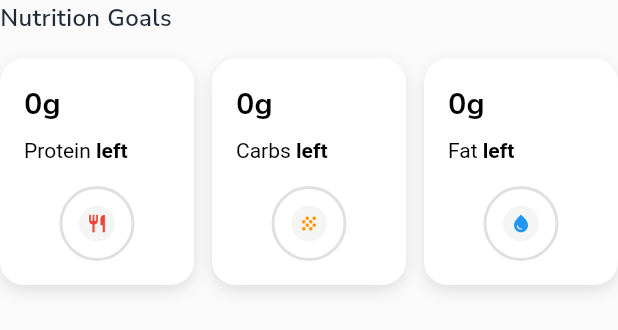
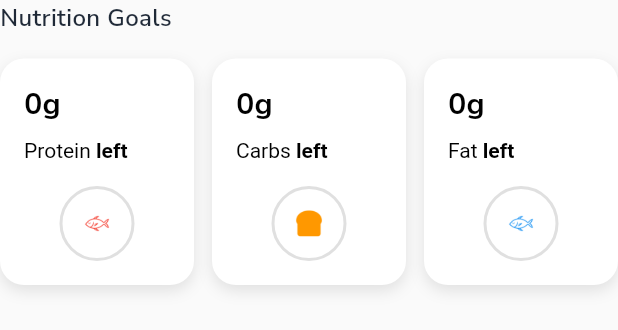
Before and after one commit to mahmoudal99/moctarnutrition, a Flutter app: the NutritionGoalsCard widget shown alone on an empty page, opened directly with empty values, on a phone screen of 412 x 824 dp. Shown: the top 330 px of the screen. Run offline on Flutter 3.47's test engine with Material 3 defaults, Android fonts, the phone set to English and light mode, and no system bars; our stand-ins replace auth_buttons, cached_network_image, cloud_firestore, confetti, firebase_auth, firebase_core and 18 more; missing offline and left inert: flutter_floating_bottom_bar, flutter_stripe, mobile_scanner, openfoodfacts; accounts and stored records are empty; project files that could hold a hidden picture were left out.

```diff
--- a/lib/features/home/presentation/widgets/nutrition_goals_card.dart
+++ b/lib/features/home/presentation/widgets/nutrition_goals_card.dart
@@ -150,21 +150,21 @@ class _NutritionGoalsCardState extends State<NutritionGoalsCard> {
                     ),
                   ),
 
-                  // Light grey background circle for icon
-                  Container(
-                    width: 24,
-                    height: 24,
-                    decoration: BoxDecoration(
-                      color: Colors.grey.shade100,
-                      shape: BoxShape.circle,
-                    ),
-                  ),
+                  // // Light grey background circle for icon
+                  // Container(
+                  //   width: 24,
+                  //   height: 24,
+                  //   decoration: BoxDecoration(
+                  //     color: Colors.grey.shade100,
+                  //     shape: BoxShape.circle,
+                  //   ),
+                  // ),
 
                   // Icon in center
-                  Icon(
-                    macroData.icon,
+                  Image.asset(
+                    "assets/images/${macroData.icon}",
                     color: macroData.color,
-                    size: 14,
+                    height: 32,
                   ),
                 ],
               ),
@@ -204,28 +204,28 @@ class _NutritionGoalsCardState extends State<NutritionGoalsCard> {
         return MacroData(
           grams: (widget.macros.protein.grams - consumedProtein).round(),
           label: 'Protein left',
-          icon: Icons.restaurant, // Fork and knife icon
+          icon: "fish.png", // Fork and knife icon
           color: Colors.red,
         );
       case 1:
         return MacroData(
           grams: (widget.macros.carbs.grams - consumedCarbs).round(),
           label: 'Carbs left',
-          icon: Icons.grain, // Wheat/grain icon
+          icon: "bread.png", // Fork and knife icon
           color: Colors.orange,
         );
       case 2:
         return MacroData(
           grams: (widget.macros.fat.grams - consumedFat).round(),
           label: 'Fat left',
-          icon: Icons.water_drop, // Water drop/avocado icon
+          icon: "fish.png", // Fork and knife icon
           color: Colors.blue,
         );
       default:
         return MacroData(
           grams: 0,
           label: '',
-          icon: Icons.circle,
+          icon: "fish.png", // Fork and knife icon
           color: Colors.black,
         );
     }
@@ -260,7 +260,7 @@ class _NutritionGoalsCardState extends State<NutritionGoalsCard> {
 class MacroData {
   final int grams;
   final String label;
-  final IconData icon;
+  final String icon;
   final Color color;
 
   MacroData({
```
